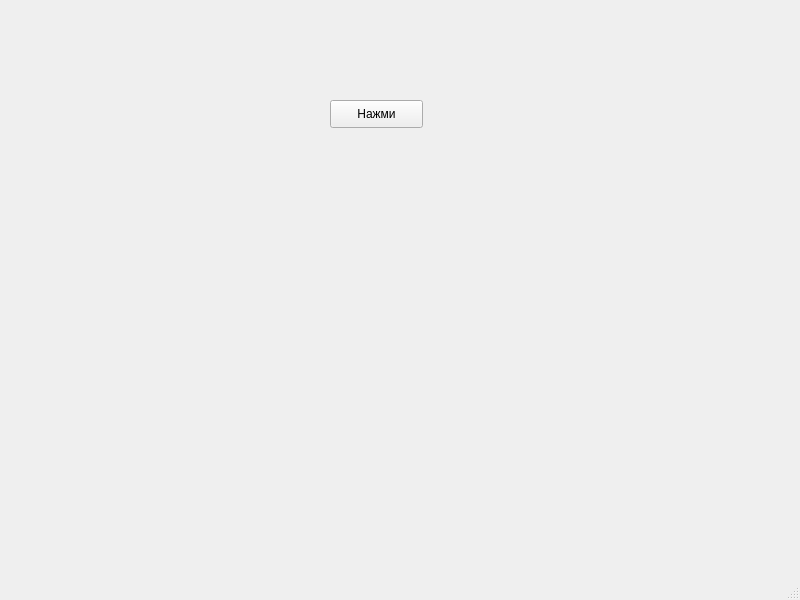
Qt form new_repo-main/UI.ui (Manex0990/new_repo) before a commit.
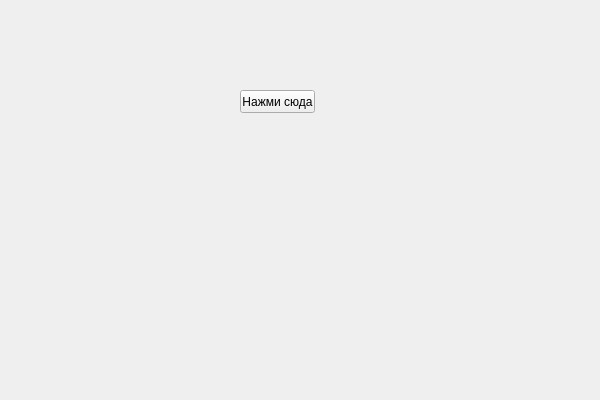
The same form after that commit.

```diff
--- a/new_repo-main/UI.ui
+++ b/new_repo-main/UI.ui
@@ -1,44 +1,31 @@
 <?xml version="1.0" encoding="UTF-8"?>
 <ui version="4.0">
- <class>MainWindow</class>
- <widget class="QMainWindow" name="MainWindow">
+ <class>Form</class>
+ <widget class="QWidget" name="Form">
   <property name="geometry">
    <rect>
     <x>0</x>
     <y>0</y>
-    <width>800</width>
-    <height>600</height>
+    <width>600</width>
+    <height>400</height>
    </rect>
   </property>
   <property name="windowTitle">
    <string>MainWindow</string>
   </property>
-  <widget class="QWidget" name="centralwidget">
-   <widget class="QPushButton" name="pushButton">
-    <property name="geometry">
-     <rect>
-      <x>330</x>
-      <y>100</y>
-      <width>93</width>
-      <height>28</height>
-     </rect>
-    </property>
-    <property name="text">
-     <string>Нажми</string>
-    </property>
-   </widget>
-  </widget>
-  <widget class="QMenuBar" name="menubar">
+  <widget class="QPushButton" name="pushButton">
    <property name="geometry">
     <rect>
-     <x>0</x>
-     <y>0</y>
-     <width>800</width>
-     <height>26</height>
+     <x>240</x>
+     <y>90</y>
+     <width>75</width>
+     <height>23</height>
     </rect>
    </property>
+   <property name="text">
+    <string>Нажми сюда</string>
+   </property>
   </widget>
-  <widget class="QStatusBar" name="statusbar"/>
  </widget>
  <resources/>
  <connections/>
```
Left out of the diff: 2 changed lines with no effect on the pictures.
